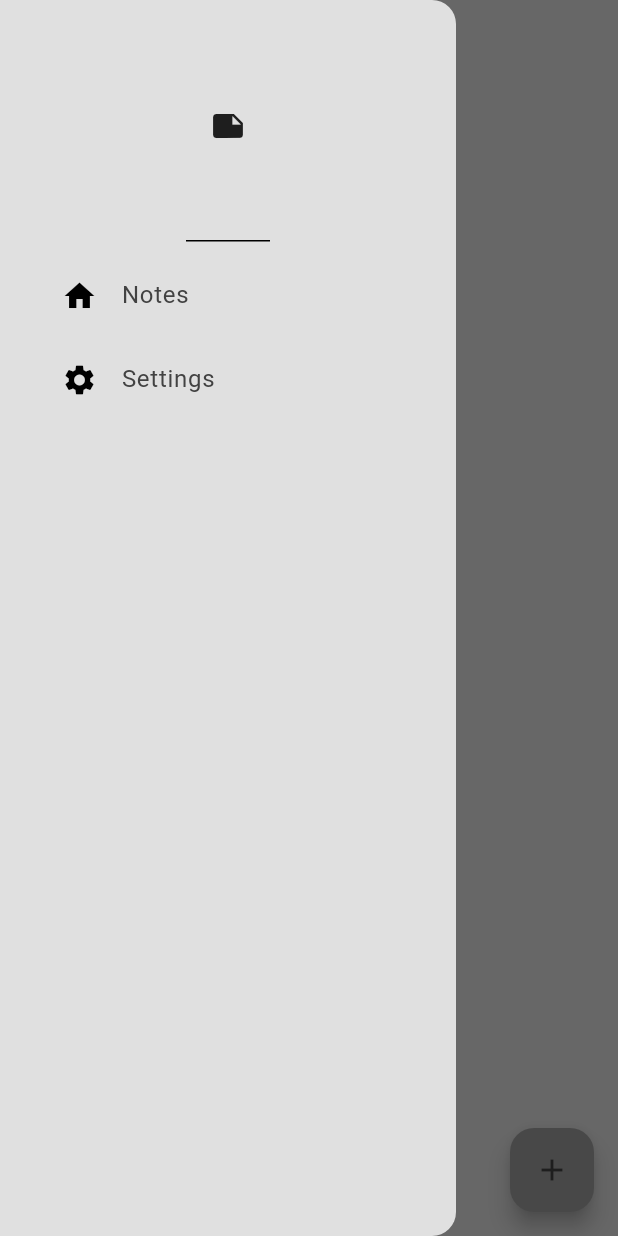
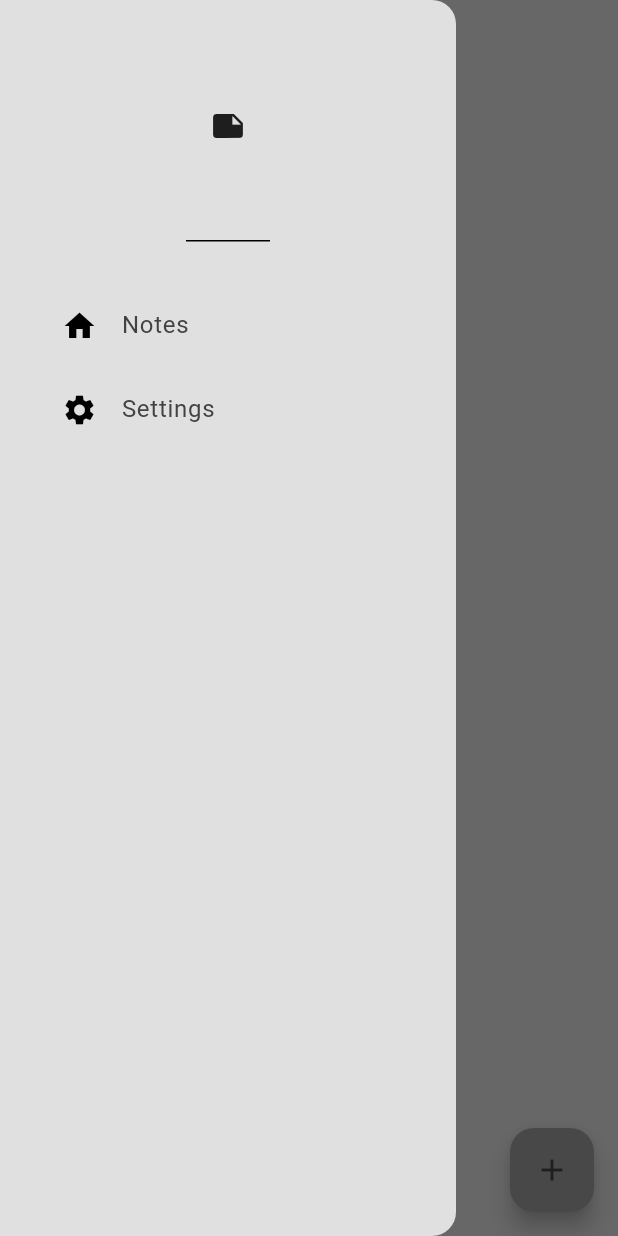
Before and after one commit to Donnubzy/docket, a Flutter app: the screen it shows after launch, with the side drawer open, on a phone screen of 412 x 824 dp. Run offline on Flutter 3.47's test engine with Material 3 defaults, Android fonts, the phone set to English and light mode, and no system bars; our stand-ins replace google_fonts, isar; accounts and stored records are empty; generated files the repository leaves out were written again.

Commit message:
Sized box used for spacing between in drawer

```diff
--- a/lib/presentation/widgets/drawer.dart
+++ b/lib/presentation/widgets/drawer.dart
@@ -15,7 +15,7 @@ class MyDrawer extends StatelessWidget {
           const DrawerHeader(
               child: Icon(Icons.note)
           ),
-         //const SizedBox(height: 20),
+         const SizedBox(height: 20),
          DrawerTile(
              title: "Notes",
              leading: const Icon(Icons.home),
```
